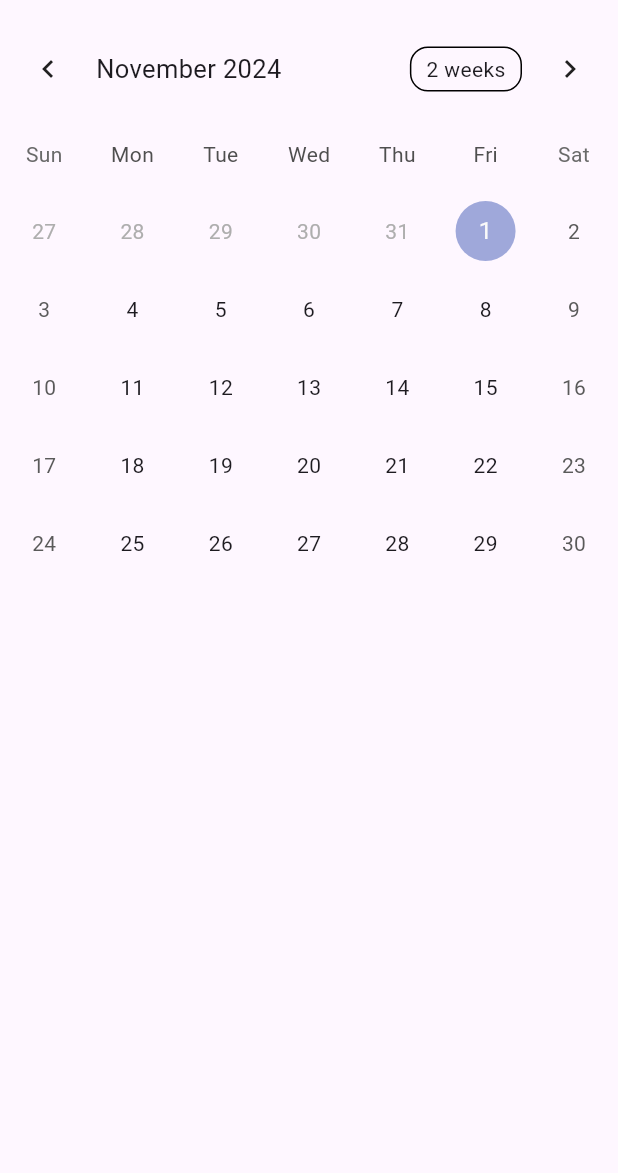
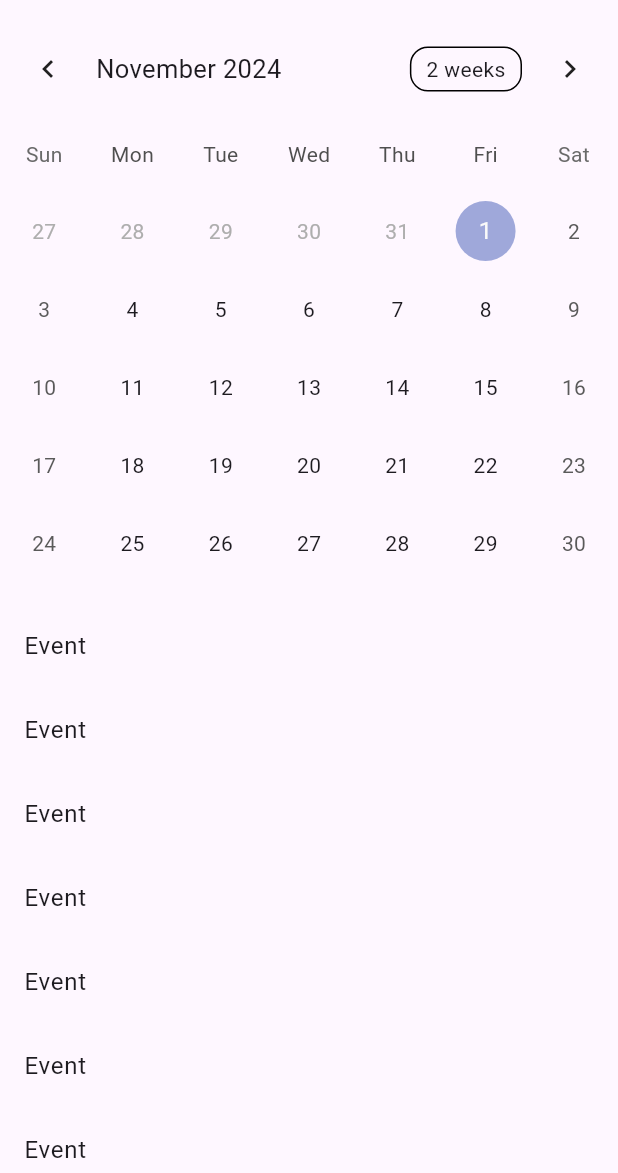
Before and after one commit to MontyCoder0701/anxy_planner, a Flutter app: the screen it shows after launch, on a phone screen of 412 x 824 dp, the part 63-1236 px from its top. Run offline on Flutter 3.47's test engine with Material 3 defaults, Android fonts, the phone set to English and light mode, and no system bars; drawn by our look-alikes of table_calendar.

Commit message:
feat: 하단 목록 UI 추가

```diff
--- a/lib/main.dart
+++ b/lib/main.dart
@@ -65,6 +65,22 @@ class _MyHomePageState extends State<MyHomePage> {
                 });
               },
             ),
+            const SizedBox(height: 15),
+            Expanded(
+              child: ListView(
+                shrinkWrap: true,
+                children: const [
+                  ListTile(title: Text('Event')),
+                  ListTile(title: Text('Event')),
+                  ListTile(title: Text('Event')),
+                  ListTile(title: Text('Event')),
+                  ListTile(title: Text('Event')),
+                  ListTile(title: Text('Event')),
+                  ListTile(title: Text('Event')),
+                  ListTile(title: Text('Event')),
+                ],
+              ),
+            ),
           ],
         ),
       ),
```
